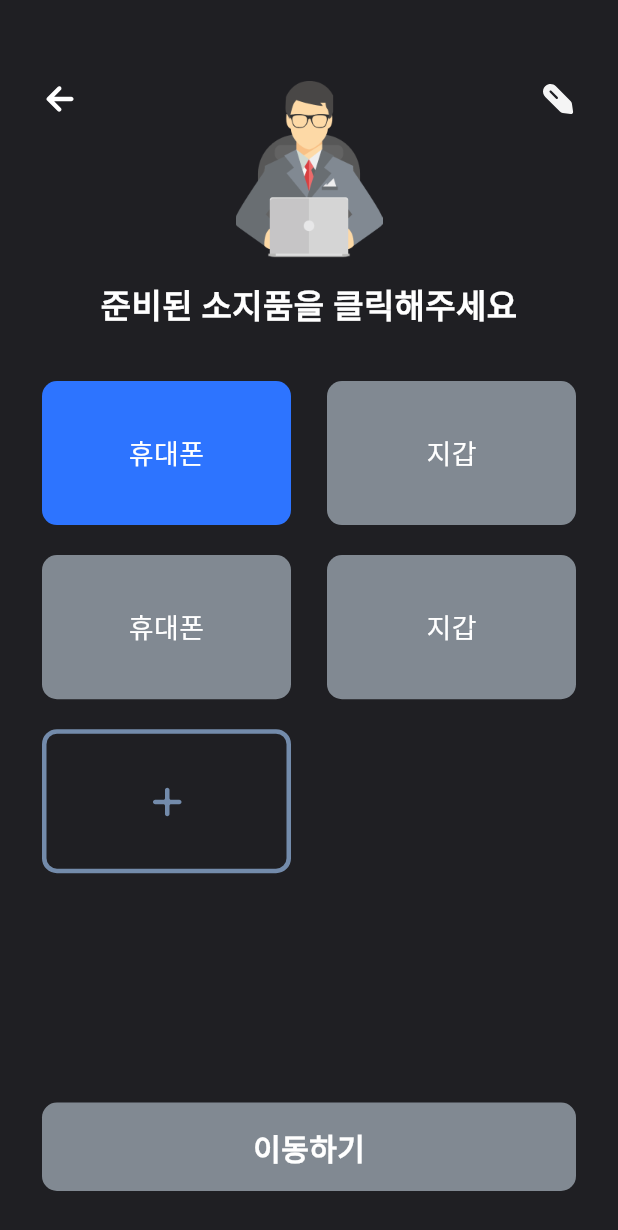
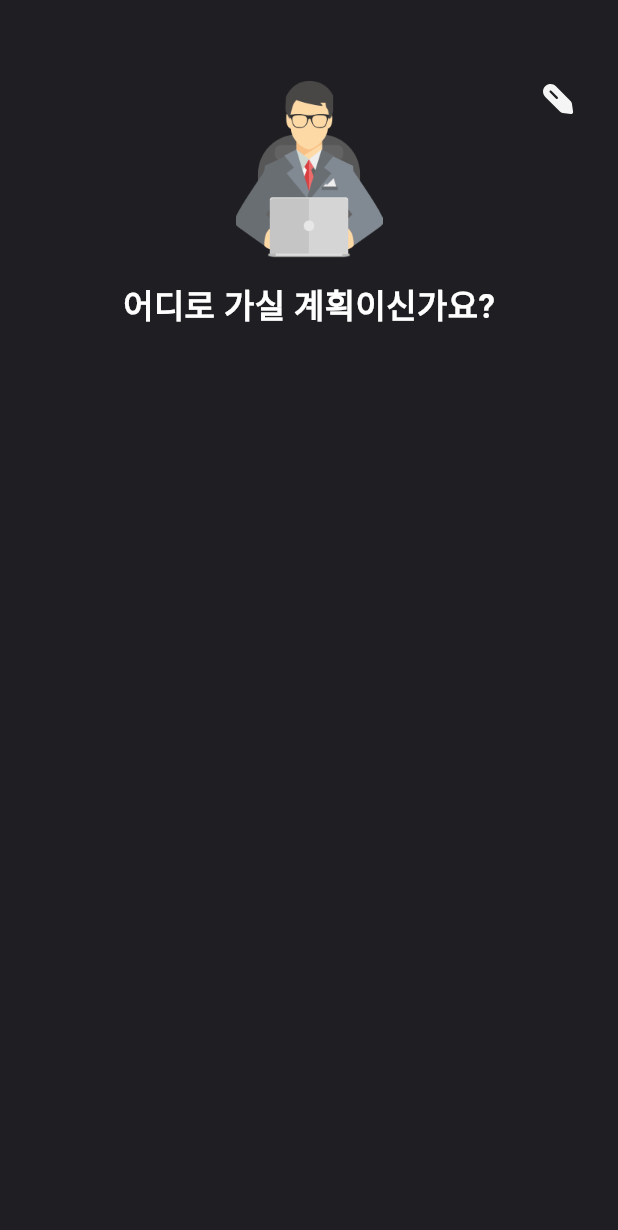
Before and after one commit to giovannijunseokim/secretary-kim, a Flutter app: the screen it shows after launch, on a phone screen of 412 x 824 dp. Shown: the top 1230 px of the screen. Run offline on Flutter 3.47's test engine with Material 3 defaults, Android fonts, the phone set to English and light mode, and no system bars; our stand-ins replace flutter_svg, hive; accounts and stored records are empty; Roboto replaces fonts that are missing (Pretendard); project files that could hold a hidden picture were left out.

Commit message:
move package

```diff
--- a/lib/main.dart
+++ b/lib/main.dart
@@ -1,9 +1,5 @@
 import 'package:flutter/material.dart';
-import 'package:secretary_kim/components/belongings_grid.dart';
-import 'package:secretary_kim/components/buttons.dart';
-import 'package:secretary_kim/components/title_text.dart';
-import 'package:secretary_kim/components/top_bar.dart';
-import 'package:secretary_kim/theme/colors.dart';
+import 'package:secretary_kim/ui/screens/home_screen.dart';
 
 void main() {
   runApp(const MyApp());
@@ -16,21 +12,8 @@ class MyApp extends StatelessWidget {
   @override
   Widget build(BuildContext context) {
     return const MaterialApp(
-      home: Scaffold(
-        backgroundColor: SkColors.black,
-        body: Column(
-          children: [
-            // For Status Bar
-            SizedBox(height: 24),
-            TopBar(),
-            SizedBox(height: 14),
-            TitleText(title: "준비된 소지품을 클릭해주세요"),
-            SizedBox(height: 34),
-            BelongingsGrid(),
-            MoveButton(isEnabled: false)
-          ],
-        ),
-      ),
+      debugShowCheckedModeBanner: false,
+      home: HomeScreen(),
     );
   }
 }
--- a/lib/components/belonging_card.dart
+++ b/lib/ui/components/belonging_card.dart
@@ -1,6 +1,6 @@
 import 'package:flutter/material.dart';
-import 'package:secretary_kim/theme/colors.dart';
-import 'package:secretary_kim/theme/text_style.dart';
+import 'package:secretary_kim/ui/theme/colors.dart';
+import 'package:secretary_kim/ui/theme/text_style.dart';
 
 class BelongingCard extends StatelessWidget {
   final String name;
--- a/lib/components/belongings_grid.dart
+++ b/lib/ui/components/belongings_grid.dart
@@ -1,6 +1,6 @@
 import 'package:flutter/material.dart';
-import 'package:secretary_kim/components/belonging_card.dart';
-import 'package:secretary_kim/components/buttons.dart';
+import 'package:secretary_kim/ui/components/belonging_card.dart';
+import 'package:secretary_kim/ui/components/buttons.dart';
 
 class BelongingsGrid extends StatelessWidget {
   const BelongingsGrid({super.key});
--- a/lib/components/buttons.dart
+++ b/lib/ui/components/buttons.dart
@@ -1,8 +1,8 @@
 import 'package:flutter/material.dart';
-import 'package:flutter_svg/svg.dart';
+import 'package:flutter_svg/flutter_svg.dart';
 import 'package:secretary_kim/constant/path.dart';
-import 'package:secretary_kim/theme/colors.dart';
-import 'package:secretary_kim/theme/text_style.dart';
+import 'package:secretary_kim/ui/theme/colors.dart';
+import 'package:secretary_kim/ui/theme/text_style.dart';
 
 class MoveButton extends StatelessWidget {
   final bool isEnabled;
--- a/lib/components/title_text.dart
+++ b/lib/ui/components/title_text.dart
@@ -1,5 +1,5 @@
 import 'package:flutter/material.dart';
-import 'package:secretary_kim/theme/text_style.dart';
+import 'package:secretary_kim/ui/theme/text_style.dart';
 
 class TitleText extends StatelessWidget {
   final String title;
--- a/lib/components/top_bar.dart
+++ b/lib/ui/components/top_bar.dart
@@ -3,7 +3,12 @@ import 'package:flutter_svg/svg.dart';
 import 'package:secretary_kim/constant/path.dart';
 
 class TopBar extends StatelessWidget {
-  const TopBar({super.key});
+  const TopBar({
+    super.key,
+    required this.doesBackIconVisible,
+  });
+
+  final bool doesBackIconVisible;
 
   @override
   Widget build(BuildContext context) {
@@ -15,11 +20,14 @@ class TopBar extends StatelessWidget {
           crossAxisAlignment: CrossAxisAlignment.start,
           children: [
             const SizedBox(width: 28),
-            SvgPicture.asset(
-              "${Path.icon}ic_arrow_left.svg",
-              width: 24,
-              height: 24,
-            ),
+            if (doesBackIconVisible)
+              SvgPicture.asset(
+                "${Path.icon}ic_arrow_left.svg",
+                width: 24,
+                height: 24,
+              )
+            else
+              const SizedBox(width: 24),
             const Spacer(),
             Image.asset(
               "${Path.image}img_secretary_kim.png",
--- /dev/null
+++ b/lib/ui/screens/home_screen.dart
@@ -0,0 +1,23 @@
+import 'package:flutter/material.dart';
+import 'package:secretary_kim/ui/components/title_text.dart';
+import 'package:secretary_kim/ui/components/top_bar.dart';
+import 'package:secretary_kim/ui/theme/colors.dart';
+
+class HomeScreen extends StatelessWidget {
+  const HomeScreen({super.key});
+
+  @override
+  Widget build(BuildContext context) {
+    return Scaffold(
+      backgroundColor: SkColors.black,
+      body: Column(
+        children: [
+          SizedBox(height: 24),
+          TopBar(doesBackIconVisible: false),
+          SizedBox(height: 14),
+          TitleText(title: "어디로 가실 계획이신가요?"),
+        ],
+      ),
+    );
+  }
+}
--- a/lib/theme/text_style.dart
+++ b/lib/ui/theme/text_style.dart
@@ -1,6 +1,6 @@
 import 'package:flutter/cupertino.dart';
 import 'package:secretary_kim/constant/font.dart';
-import 'package:secretary_kim/theme/colors.dart';
+import 'package:secretary_kim/ui/theme/colors.dart';
 
 class SkTextStyle {
   static const bold22 = TextStyle(
--- a/pubspec.yaml
+++ b/pubspec.yaml
@@ -36,6 +36,8 @@ dependencies:
   # Use with the CupertinoIcons class for iOS style icons.
   cupertino_icons: ^1.0.6
   flutter_svg: ^1.0.1
+  hive: ^2.2.3
+  hive_flutter: ^1.1.0
 
 dev_dependencies:
   flutter_test:
@@ -47,6 +49,8 @@ dev_dependencies:
   # package. See that file for information about deactivating specific lint
   # rules and activating additional ones.
   flutter_lints: ^3.0.0
+  hive_generator: ^2.0.1
+  build_runner: ^2.4.11
 
 # For information on the generic Dart part of this file, see the
 # following page: https://dart.dev/tools/pub/pubspec
```
Also changed, not shown: lib/data/model/belonging.dart (added, +9 -0 lines), lib/data/model/destination.dart (added, +20 -0 lines), lib/ui/screens/belongings_screen.dart (added, +28 -0 lines), assets/images/img_empty.png (added), lib/data/model/destination.g.dart (added), lib/ui/theme/colors.dart (renamed from lib/theme/colors.dart), pubspec.lock, 1 other file.
